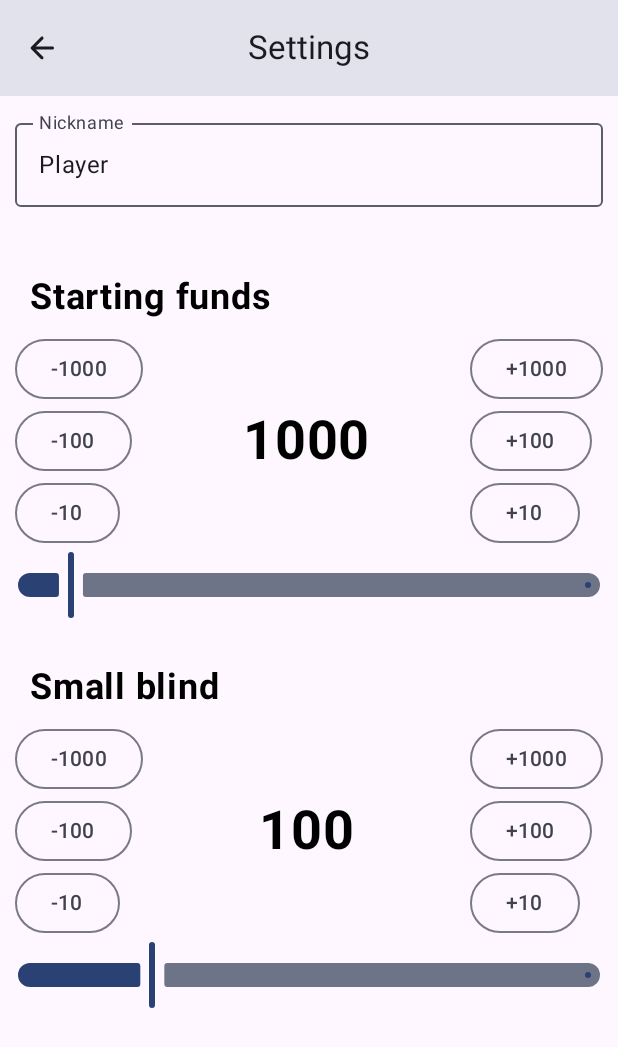
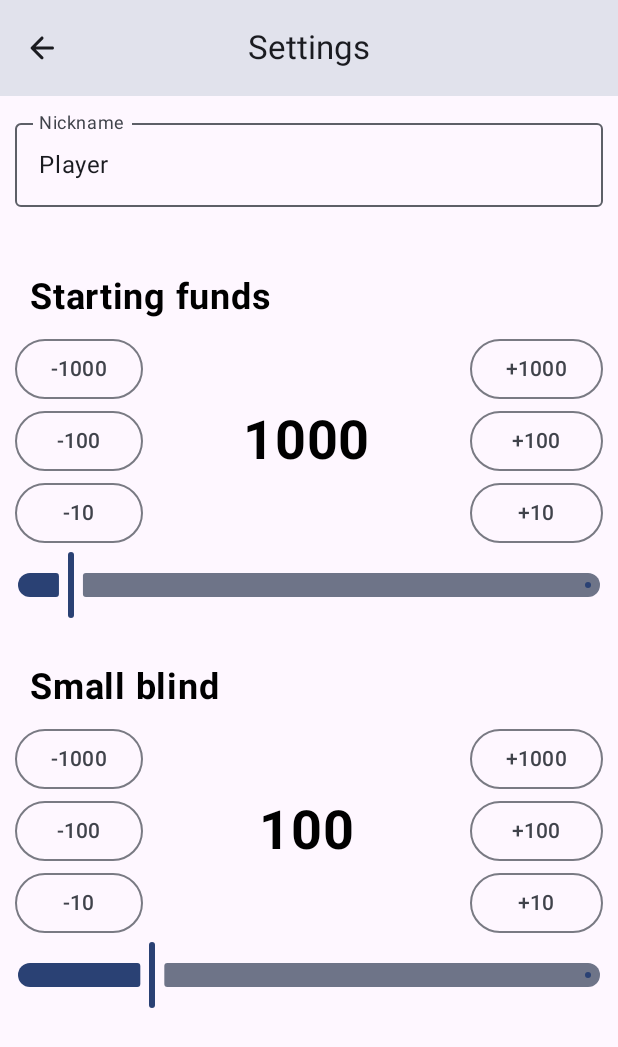
Before and after one commit to poker-io/android, an Android app built with Jetpack Compose: the settings screen opened through its navigation route, on a phone screen of 412 x 824 dp. Shown: the top 1047 px of the screen. Run offline under Robolectric (Android 15) with nearby library versions, the phone set to English and light mode, and no system bars; our stand-ins replace accompanist.

Commit message:
Fixed settings bubbles sizes

```diff
--- a/app/src/main/java/com/pokerio/app/screens/SettingsScreen.kt
+++ b/app/src/main/java/com/pokerio/app/screens/SettingsScreen.kt
@@ -228,15 +228,23 @@ fun Selector(
             horizontalArrangement = Arrangement.SpaceBetween
         ) {
             Column(modifier = Modifier.width(IntrinsicSize.Min)) {
-                OutlinedButton(onClick = { updateValue(currentValue - 1000) }) {
+                OutlinedButton(
+                    onClick = { updateValue(currentValue - 1000) },
+                    modifier = Modifier.fillMaxWidth()
+                ) {
                     Text(text = "-1000")
                 }
-                OutlinedButton(onClick = { updateValue(currentValue - 100) }) {
+                OutlinedButton(
+                    onClick = { updateValue(currentValue - 100) },
+                    modifier = Modifier.fillMaxWidth()
+                ) {
                     Text(text = "-100")
                 }
                 OutlinedButton(
                     onClick = { updateValue(currentValue - 10) },
-                    modifier = Modifier.testTag("slider-10")
+                    modifier = Modifier
+                        .fillMaxWidth()
+                        .testTag("slider-10")
                 ) {
                     Text(text = "-10")
                 }
@@ -248,15 +256,23 @@ fun Selector(
                 modifier = Modifier.testTag("slider_text")
             )
             Column(modifier = Modifier.width(IntrinsicSize.Min)) {
-                OutlinedButton(onClick = { updateValue(currentValue + 1000) }) {
+                OutlinedButton(
+                    onClick = { updateValue(currentValue + 1000) },
+                    modifier = Modifier.fillMaxWidth()
+                ) {
                     Text(text = "+1000")
                 }
-                OutlinedButton(onClick = { updateValue(currentValue + 100) }) {
+                OutlinedButton(
+                    onClick = { updateValue(currentValue + 100) },
+                    modifier = Modifier.fillMaxWidth()
+                ) {
                     Text(text = "+100")
                 }
                 OutlinedButton(
                     onClick = { updateValue(currentValue + 10) },
-                    modifier = Modifier.testTag("slider+10")
+                    modifier = Modifier
+                        .fillMaxWidth()
+                        .testTag("slider+10")
                 ) {
                     Text(text = "+10")
                 }
```
